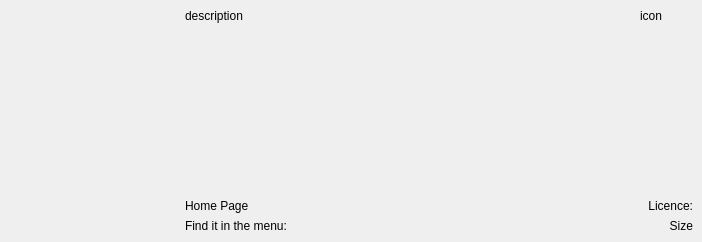
Qt form AddRm/KpkPackageDetails.ui (KDE/apper) before a commit.
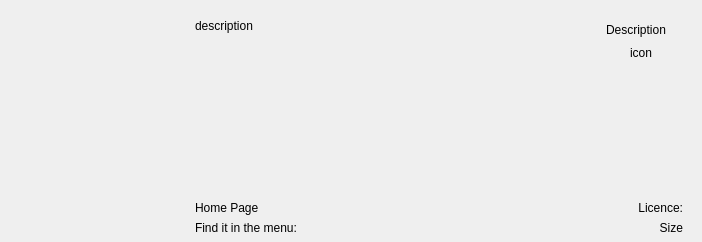
The same form after that commit.

The edit to the form file:
```diff
--- a/AddRm/KpkPackageDetails.ui
+++ b/AddRm/KpkPackageDetails.ui
@@ -20,8 +20,74 @@
    <property name="margin">
     <number>0</number>
    </property>
-   <item row="0" column="1" rowspan="4">
-    <widget class="QScrollArea" name="scrollArea">
+   <item row="1" column="0">
+    <widget class="QLabel" name="screenshotL">
+     <property name="minimumSize">
+      <size>
+       <width>170</width>
+       <height>150</height>
+      </size>
+     </property>
+     <property name="maximumSize">
+      <size>
+       <width>170</width>
+       <height>150</height>
+      </size>
+     </property>
+     <property name="cursor">
+      <cursorShape>PointingHandCursor</cursorShape>
+     </property>
+     <property name="text">
+      <string notr="true"/>
+     </property>
+     <property name="alignment">
+      <set>Qt::AlignCenter</set>
+     </property>
+    </widget>
+   </item>
+   <item row="0" column="0">
+    <spacer name="verticalSpacer">
+     <property name="orientation">
+      <enum>Qt::Vertical</enum>
+     </property>
+     <property name="sizeHint" stdset="0">
+      <size>
+       <width>20</width>
+       <height>40</height>
+      </size>
+     </property>
+    </spacer>
+   </item>
+   <item row="2" column="0">
+    <spacer name="verticalSpacer_2">
+     <property name="orientation">
+      <enum>Qt::Vertical</enum>
+     </property>
+     <property name="sizeHint" stdset="0">
+      <size>
+       <width>20</width>
+       <height>40</height>
+      </size>
+     </property>
+    </spacer>
+   </item>
+   <item row="0" column="1" rowspan="3">
+    <widget class="QWidget" name="stackedWidget" native="true">
+     <property name="minimumSize">
+      <size>
+       <width>420</width>
+       <height>0</height>
+      </size>
+     </property>
+     <widget class="QScrollArea" name="descriptionW">
+      <property name="geometry">
+       <rect>
+        <x>10</x>
+        <y>10</y>
+        <width>506</width>
+        <height>234</height>
+       </rect>
+      </property>
      <property name="minimumSize">
       <size>
        <width>420</width>
@@ -48,8 +114,8 @@
        <rect>
         <x>0</x>
         <y>0</y>
-        <width>528</width>
-        <height>242</height>
+         <width>506</width>
+         <height>234</height>
        </rect>
       </property>
       <property name="sizePolicy">
@@ -59,7 +125,7 @@
        </sizepolicy>
       </property>
       <layout class="QGridLayout" name="gridLayout">
-       <item row="0" column="0">
+        <item row="0" column="0" rowspan="2">
         <widget class="QLabel" name="descriptionL">
          <property name="sizePolicy">
           <sizepolicy hsizetype="Preferred" vsizetype="Expanding">
@@ -90,7 +156,7 @@
          </property>
         </widget>
        </item>
-       <item row="1" column="0">
+        <item row="2" column="0">
         <widget class="QLabel" name="homepageL">
          <property name="text">
           <string notr="true">Home Page</string>
@@ -109,7 +175,7 @@
          </property>
         </widget>
        </item>
-       <item row="4" column="0">
+        <item row="5" column="0">
         <widget class="QLabel" name="pathL">
          <property name="text">
           <string notr="true">Find it in the menu:</string>
@@ -119,10 +185,10 @@
          </property>
         </widget>
        </item>
-       <item row="0" column="1">
+        <item row="1" column="1">
         <widget class="QLabel" name="iconL">
          <property name="sizePolicy">
-          <sizepolicy hsizetype="Fixed" vsizetype="Preferred">
+           <sizepolicy hsizetype="Minimum" vsizetype="Expanding">
            <horstretch>0</horstretch>
            <verstretch>0</verstretch>
           </sizepolicy>
@@ -133,12 +199,6 @@
            <height>0</height>
           </size>
          </property>
-         <property name="maximumSize">
-          <size>
-           <width>70</width>
-           <height>16777215</height>
-          </size>
-         </property>
          <property name="text">
           <string notr="true">icon</string>
          </property>
@@ -150,7 +210,7 @@
          </property>
         </widget>
        </item>
-       <item row="4" column="1">
+        <item row="5" column="1">
         <widget class="QLabel" name="sizeL">
          <property name="text">
           <string notr="true">Size</string>
@@ -163,7 +223,7 @@
          </property>
         </widget>
        </item>
-       <item row="1" column="1">
+        <item row="2" column="1">
         <widget class="QLabel" name="licenseL">
          <property name="text">
           <string>Licence:</string>
@@ -176,61 +236,27 @@
          </property>
         </widget>
        </item>
+        <item row="0" column="1">
+         <widget class="QToolButton" name="menuTB">
+          <property name="text">
+           <string>Description</string>
+          </property>
+          <property name="popupMode">
+           <enum>QToolButton::InstantPopup</enum>
+          </property>
+          <property name="toolButtonStyle">
+           <enum>Qt::ToolButtonTextOnly</enum>
+          </property>
+          <property name="autoRaise">
+           <bool>true</bool>
+          </property>
+         </widget>
+        </item>
       </layout>
      </widget>
     </widget>
-   </item>
-   <item row="2" column="0">
-    <widget class="QLabel" name="screenshotL">
-     <property name="minimumSize">
-      <size>
-       <width>170</width>
-       <height>150</height>
-      </size>
-     </property>
-     <property name="maximumSize">
-      <size>
-       <width>170</width>
-       <height>150</height>
-      </size>
-     </property>
-     <property name="cursor">
-      <cursorShape>PointingHandCursor</cursorShape>
-     </property>
-     <property name="text">
-      <string notr="true"/>
-     </property>
-     <property name="alignment">
-      <set>Qt::AlignCenter</set>
-     </property>
     </widget>
    </item>
-   <item row="0" column="0">
-    <spacer name="verticalSpacer">
-     <property name="orientation">
-      <enum>Qt::Vertical</enum>
-     </property>
-     <property name="sizeHint" stdset="0">
-      <size>
-       <width>20</width>
-       <height>40</height>
-      </size>
-     </property>
-    </spacer>
-   </item>
-   <item row="3" column="0">
-    <spacer name="verticalSpacer_2">
-     <property name="orientation">
-      <enum>Qt::Vertical</enum>
-     </property>
-     <property name="sizeHint" stdset="0">
-      <size>
-       <width>20</width>
-       <height>40</height>
-      </size>
-     </property>
-    </spacer>
-   </item>
   </layout>
  </widget>
  <resources/>
```
Lines whose indentation alone changed are shown as unchanged.
